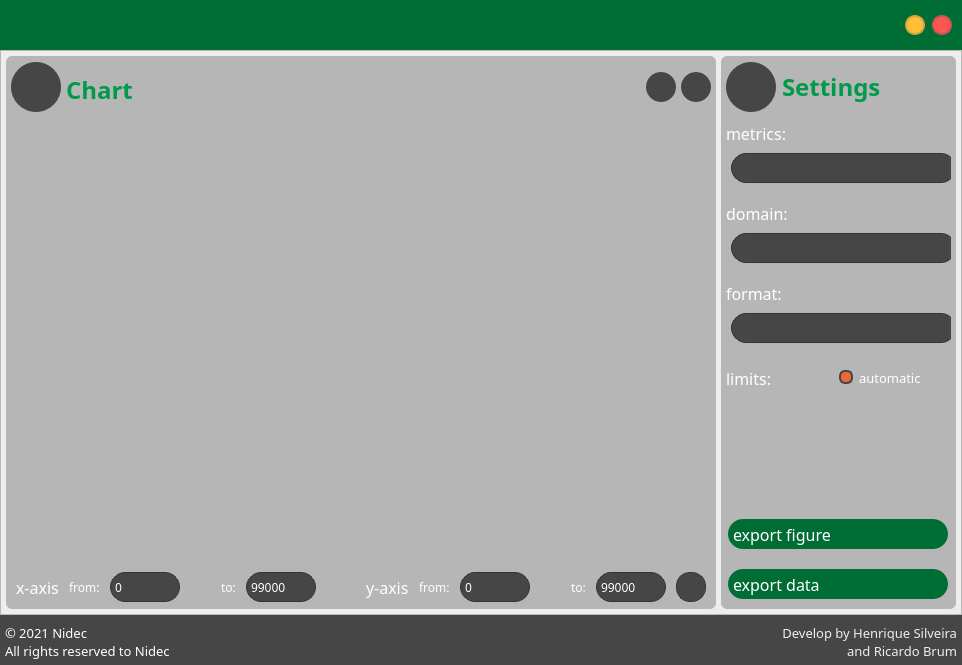
This is Forms/graph.ui in henriquealende/PsychoBox as Qt 5 draws it before an edit. The edited form follows.
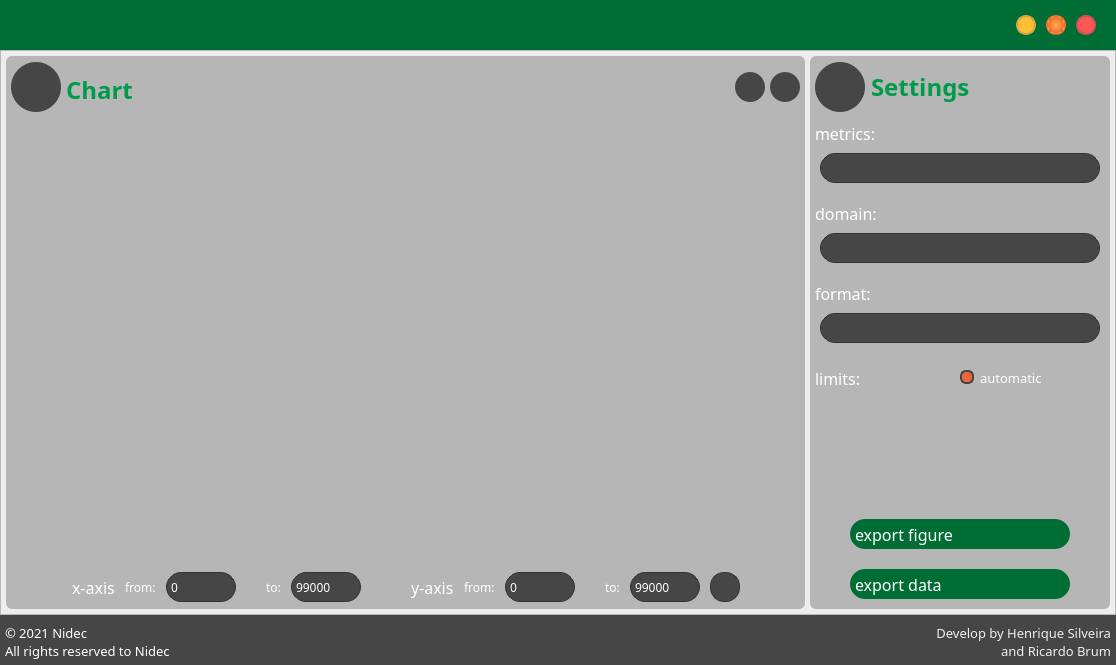
This is the edited form. Icons and pictures are not drawn.

```diff
--- a/Forms/graph.ui
+++ b/Forms/graph.ui
@@ -6,7 +6,7 @@
    <rect>
     <x>0</x>
     <y>0</y>
-    <width>962</width>
+    <width>1116</width>
     <height>665</height>
    </rect>
   </property>
@@ -37,6 +37,12 @@
    </property>
    <item>
     <widget class="QFrame" name="infoBar3">
+     <property name="sizePolicy">
+      <sizepolicy hsizetype="Preferred" vsizetype="Maximum">
+       <horstretch>0</horstretch>
+       <verstretch>0</verstretch>
+      </sizepolicy>
+     </property>
      <property name="minimumSize">
       <size>
        <width>0</width>
@@ -46,7 +52,7 @@
      <property name="maximumSize">
       <size>
        <width>16777215</width>
-       <height>50</height>
+       <height>300</height>
       </size>
      </property>
      <property name="styleSheet">
@@ -132,12 +138,14 @@
        <widget class="QFrame" name="frame_6">
         <property name="maximumSize">
          <size>
-          <width>75</width>
+          <width>120</width>
           <height>16777215</height>
          </size>
         </property>
         <property name="styleSheet">
-         <string notr="true"/>
+         <string notr="true">QPushButton {
+	border-radius: 10px;
+}</string>
         </property>
         <property name="frameShape">
          <enum>QFrame::NoFrame</enum>
@@ -161,7 +169,7 @@
          <property name="bottomMargin">
           <number>0</number>
          </property>
-         <item alignment="Qt::AlignRight">
+         <item>
           <widget class="QPushButton" name="minimizeButton">
            <property name="maximumSize">
             <size>
@@ -172,7 +180,6 @@
            <property name="styleSheet">
             <string notr="true">QPushButton {
 	background-color: #ffbe38;
-	border-radius: 10px;
 	border: 2px solid  #d5a342;
 }
 
@@ -189,7 +196,30 @@
            </property>
           </widget>
          </item>
-         <item alignment="Qt::AlignRight">
+         <item>
+          <widget class="QPushButton" name="maximizeButton">
+           <property name="maximumSize">
+            <size>
+             <width>20</width>
+             <height>20</height>
+            </size>
+           </property>
+           <property name="styleSheet">
+            <string notr="true">QPushButton {
+	background-color:  qradialgradient(spread:pad, cx:0.5, cy:0.5, radius:0.5, fx:0.5, fy:0.5, stop:0 rgba(252, 175, 62,255), stop:1 rgba(241, 102, 55, 255));
+	border: 2px solid  qradialgradient(spread:pad, cx:0.5, cy:0.5, radius:0.5, fx:0.5, fy:0.5, stop:0 rgba(252, 175, 62,255), stop:1 rgba(241, 102, 55, 255));
+}
+
+QPushButton:hover {
+	background-color:  rgb(220, 147, 0)
+}</string>
+           </property>
+           <property name="text">
+            <string/>
+           </property>
+          </widget>
+         </item>
+         <item>
           <widget class="QPushButton" name="closeAllButton">
            <property name="maximumSize">
             <size>
@@ -200,7 +230,6 @@
            <property name="styleSheet">
             <string notr="true">QPushButton {
 	background-color: #fc5753;
-	border-radius: 10px;
 	border: 2px solid  #cf5254;
 }
 
@@ -231,6 +260,18 @@
    </item>
    <item>
     <widget class="QFrame" name="chart">
+     <property name="sizePolicy">
+      <sizepolicy hsizetype="Preferred" vsizetype="MinimumExpanding">
+       <horstretch>0</horstretch>
+       <verstretch>0</verstretch>
+      </sizepolicy>
+     </property>
+     <property name="maximumSize">
+      <size>
+       <width>16777215</width>
+       <height>16777215</height>
+      </size>
+     </property>
      <property name="styleSheet">
       <string notr="true">QFrame{	
 	background-color: rgb(237, 237, 237);
@@ -477,7 +518,18 @@
              <number>0</number>
             </property>
             <item>
-             <layout class="QGridLayout" name="gridLayout_2"/>
+             <layout class="QGridLayout" name="gridLayout_2">
+              <item row="0" column="0">
+               <widget class="QFrame" name="frame">
+                <property name="frameShape">
+                 <enum>QFrame::StyledPanel</enum>
+                </property>
+                <property name="frameShadow">
+                 <enum>QFrame::Raised</enum>
+                </property>
+               </widget>
+              </item>
+             </layout>
             </item>
            </layout>
           </widget>
@@ -490,6 +542,9 @@
              <height>40</height>
             </size>
            </property>
+           <property name="layoutDirection">
+            <enum>Qt::LeftToRight</enum>
+           </property>
            <property name="styleSheet">
             <string notr="true">QPushButton {
 	border: 1px solid #333333;
@@ -572,6 +627,19 @@
             <property name="bottomMargin">
              <number>5</number>
             </property>
+            <item>
+             <spacer name="horizontalSpacer">
+              <property name="orientation">
+               <enum>Qt::Horizontal</enum>
+              </property>
+              <property name="sizeHint" stdset="0">
+               <size>
+                <width>40</width>
+                <height>20</height>
+               </size>
+              </property>
+             </spacer>
+            </item>
             <item>
              <widget class="QFrame" name="frame_20">
               <property name="frameShape">
@@ -665,7 +733,7 @@
                  </property>
                  <property name="sizeHint" stdset="0">
                   <size>
-                   <width>40</width>
+                   <width>20</width>
                    <height>20</height>
                   </size>
                  </property>
@@ -814,7 +882,7 @@
                  </property>
                  <property name="sizeHint" stdset="0">
                   <size>
-                   <width>40</width>
+                   <width>20</width>
                    <height>20</height>
                   </size>
                  </property>
@@ -889,6 +957,19 @@
               </layout>
              </widget>
             </item>
+            <item>
+             <spacer name="horizontalSpacer_2">
+              <property name="orientation">
+               <enum>Qt::Horizontal</enum>
+              </property>
+              <property name="sizeHint" stdset="0">
+               <size>
+                <width>40</width>
+                <height>20</height>
+               </size>
+              </property>
+             </spacer>
+            </item>
            </layout>
           </widget>
          </item>
@@ -899,13 +980,13 @@
        <widget class="QFrame" name="frame_21">
         <property name="minimumSize">
          <size>
-          <width>235</width>
+          <width>300</width>
           <height>0</height>
          </size>
         </property>
         <property name="maximumSize">
          <size>
-          <width>235</width>
+          <width>500</width>
           <height>16777215</height>
          </size>
         </property>
@@ -1035,8 +1116,8 @@
            </property>
            <property name="maximumSize">
             <size>
-             <width>225</width>
-             <height>80</height>
+             <width>16777215</width>
+             <height>16777215</height>
             </size>
            </property>
            <property name="frameShape">
@@ -1097,7 +1178,7 @@
               </property>
               <property name="maximumSize">
                <size>
-                <width>225</width>
+                <width>16777215</width>
                 <height>30</height>
                </size>
               </property>
@@ -1169,8 +1250,8 @@
            </property>
            <property name="maximumSize">
             <size>
-             <width>225</width>
-             <height>80</height>
+             <width>16777215</width>
+             <height>16777215</height>
             </size>
            </property>
            <property name="frameShape">
@@ -1234,7 +1315,7 @@
               </property>
               <property name="maximumSize">
                <size>
-                <width>225</width>
+                <width>16777215</width>
                 <height>30</height>
                </size>
               </property>
@@ -1312,8 +1393,8 @@
            </property>
            <property name="maximumSize">
             <size>
-             <width>80</width>
-             <height>150</height>
+             <width>16777215</width>
+             <height>16777215</height>
             </size>
            </property>
            <property name="frameShape">
@@ -1377,7 +1458,7 @@
               </property>
               <property name="maximumSize">
                <size>
-                <width>225</width>
+                <width>16777215</width>
                 <height>30</height>
                </size>
               </property>
@@ -1452,8 +1533,8 @@
            </property>
            <property name="maximumSize">
             <size>
-             <width>225</width>
-             <height>50</height>
+             <width>16777215</width>
+             <height>100</height>
             </size>
            </property>
            <property name="frameShape">
@@ -1576,7 +1657,7 @@
            </property>
            <property name="maximumSize">
             <size>
-             <width>225</width>
+             <width>16777215</width>
              <height>100</height>
             </size>
            </property>
@@ -1618,7 +1699,7 @@
               </property>
               <property name="maximumSize">
                <size>
-                <width>218</width>
+                <width>16777215</width>
                 <height>30</height>
                </size>
               </property>
@@ -1672,7 +1753,7 @@
               </property>
               <property name="maximumSize">
                <size>
-                <width>218</width>
+                <width>16777215</width>
                 <height>30</height>
                </size>
               </property>
@@ -1724,6 +1805,12 @@
    </item>
    <item>
     <widget class="QFrame" name="bottomContent">
+     <property name="sizePolicy">
+      <sizepolicy hsizetype="Preferred" vsizetype="Maximum">
+       <horstretch>0</horstretch>
+       <verstretch>0</verstretch>
+      </sizepolicy>
+     </property>
      <property name="minimumSize">
       <size>
        <width>0</width>
@@ -1733,7 +1820,7 @@
      <property name="maximumSize">
       <size>
        <width>16777215</width>
-       <height>50</height>
+       <height>150</height>
       </size>
      </property>
      <property name="styleSheet">
```
Left out of the diff: 4 changed lines with no effect on the pictures.
